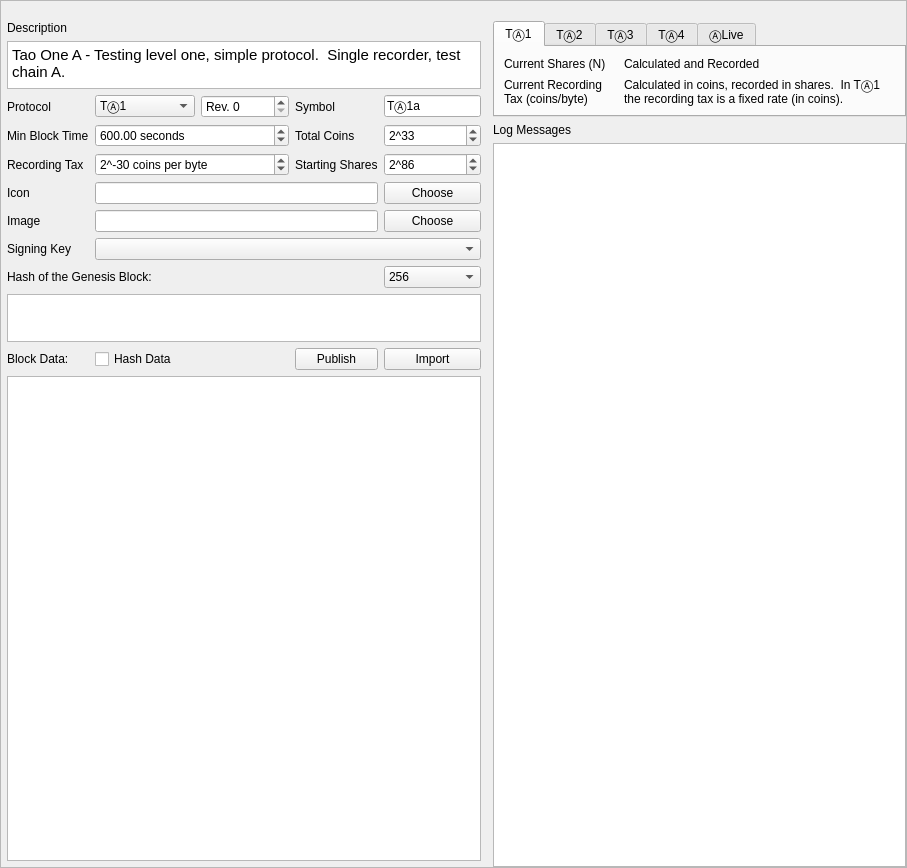
Above: apps/GenesisForm/genesisForm.ui from assignonward/aosuite before the change. Below: the same form after it.
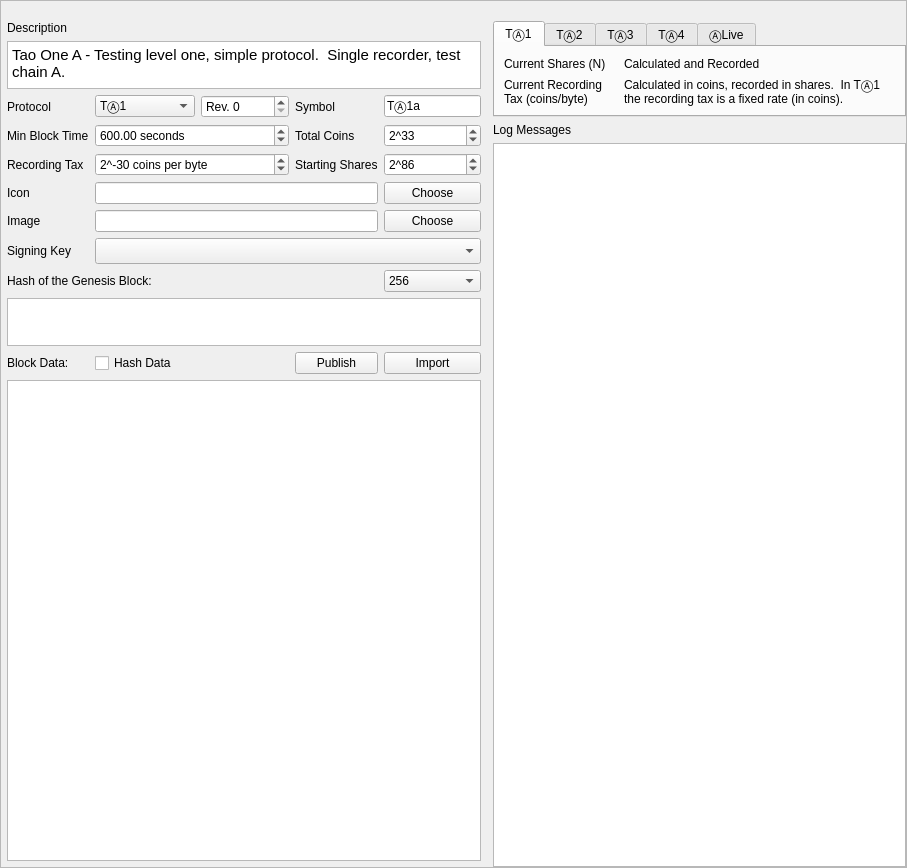
That is the form after the change. Icons and pictures are not drawn.

```diff
--- a/apps/GenesisForm/genesisForm.ui
+++ b/apps/GenesisForm/genesisForm.ui
@@ -401,7 +401,14 @@
        </widget>
       </item>
       <item row="8" column="1" colspan="3">
-       <widget class="QComboBox" name="signingKey"/>
+       <widget class="QComboBox" name="signingKey">
+        <property name="font">
+         <font>
+          <family>Ubuntu Mono</family>
+          <pointsize>10</pointsize>
+         </font>
+        </property>
+       </widget>
       </item>
      </layout>
     </item>
```
